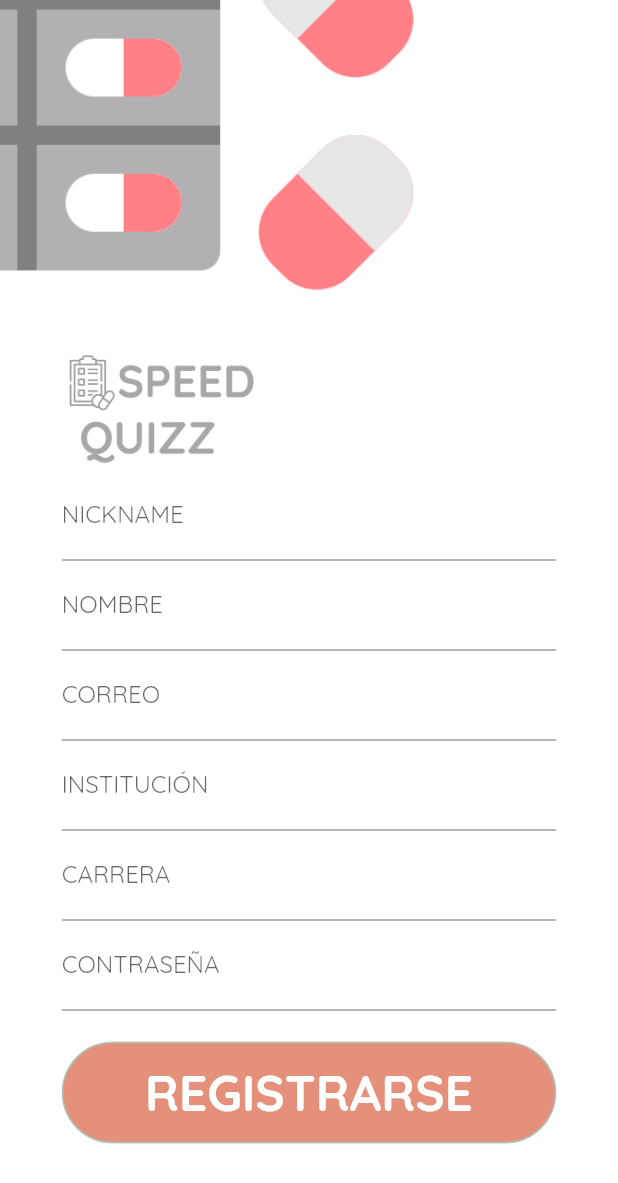
After one commit to maurza/speeedquizz, a Flutter app: the SingupPage screen opened by its route, on a phone screen of 412 x 824 dp. The commit adds this screen. Shown: the top 1183 px of the screen. Run offline on Flutter 3.47's test engine with Material 2 defaults, Android fonts, the light colour scheme and no system bars; our stand-ins replace hexcolor, mvc_pattern, percent_indicator.

Commit message:
Avance en el formulario local de Sing Up

```diff
--- a/lib/extras/paths.dart
+++ b/lib/extras/paths.dart
@@ -2,6 +2,7 @@ class Paths {
   String logo = 'assets/images/logoSpeedQuizz.png';
   String logoGoogle = 'assets/images/googleIcon.png';
   String fondoLogin = 'assets/images/fondoLogin.png';
+  String fondoSingup = 'assets/images/fondoSingup.png';
   String paso1 = 'assets/images/paso1.png';
   String paso2 = 'assets/images/paso2.png';
   String paso3 = 'assets/images/paso3.png';
--- a/lib/main.dart
+++ b/lib/main.dart
@@ -2,6 +2,7 @@ import 'package:flutter/material.dart';
 import 'package:flutter/services.dart';
 import 'package:speedquizz/src/login/login-page.dart';
 import 'package:speedquizz/src/onboarding/onboarding-page.dart';
+import 'package:speedquizz/src/singup/singup-page.dart';
 
 void main() {
   runApp(MyApp());
@@ -25,7 +26,8 @@ class MyApp extends StatelessWidget {
       ),
       routes: {
         '/': (context) => LoginPage(),
-        '/onboarding': (context) => OnboardingPage()
+        '/onboarding': (context) => OnboardingPage(),
+        '/singup': (context) => SingupPage()
       },
       initialRoute: '/',
     );
--- a/lib/src/login/login-controller.dart
+++ b/lib/src/login/login-controller.dart
@@ -20,4 +20,8 @@ class LoginController extends ControllerMVC {
   login(context) {
     Navigator.pushReplacementNamed(context, '/onboarding');
   }
+
+  singup(context) {
+    Navigator.pushReplacementNamed(context, '/singup');
+  }
 }
--- a/lib/src/login/login-page.dart
+++ b/lib/src/login/login-page.dart
@@ -107,6 +107,7 @@ class _LoginPageState extends StateMVC<LoginPage> {
                                 buttonColor: Hexcolor('#E4907A'),
                                 buttonText: 'Sing Up',
                                 onClick: () {
+                                  controller.singup(context);
                                   print('My button');
                                 }),
                           ),
--- /dev/null
+++ b/lib/widgets/inputs/carrera-input.dart
@@ -0,0 +1,15 @@
+import 'package:flutter/material.dart';
+
+class CarreraInput extends StatelessWidget {
+  @override
+  Widget build(BuildContext context) {
+    return Container(
+      child: TextFormField(
+        keyboardType: TextInputType.name,
+        decoration: InputDecoration(
+          labelText: 'Carrera'.toUpperCase(),
+        ),
+      ),
+    );
+  }
+}
--- a/lib/widgets/inputs/email-input.dart
+++ b/lib/widgets/inputs/email-input.dart
@@ -7,7 +7,7 @@ class EmailInput extends StatelessWidget {
       child: TextFormField(
         keyboardType: TextInputType.emailAddress,
         decoration: InputDecoration(
-          labelText: 'Email'.toUpperCase(),
+          labelText: 'Correo'.toUpperCase(),
         ),
       ),
     );
--- /dev/null
+++ b/lib/widgets/inputs/institucion-input.dart
@@ -0,0 +1,15 @@
+import 'package:flutter/material.dart';
+
+class InstitucionInput extends StatelessWidget {
+  @override
+  Widget build(BuildContext context) {
+    return Container(
+      child: TextFormField(
+        keyboardType: TextInputType.name,
+        decoration: InputDecoration(
+          labelText: 'Institución'.toUpperCase(),
+        ),
+      ),
+    );
+  }
+}
--- /dev/null
+++ b/lib/widgets/inputs/nickname-input.dart
@@ -0,0 +1,15 @@
+import 'package:flutter/material.dart';
+
+class NicknameInput extends StatelessWidget {
+  @override
+  Widget build(BuildContext context) {
+    return Container(
+      child: TextFormField(
+        keyboardType: TextInputType.name,
+        decoration: InputDecoration(
+          labelText: 'Nickname'.toUpperCase(),
+        ),
+      ),
+    );
+  }
+}
--- /dev/null
+++ b/lib/widgets/inputs/nombre-input.dart
@@ -0,0 +1,15 @@
+import 'package:flutter/material.dart';
+
+class NombreInput extends StatelessWidget {
+  @override
+  Widget build(BuildContext context) {
+    return Container(
+      child: TextFormField(
+        keyboardType: TextInputType.name,
+        decoration: InputDecoration(
+          labelText: 'Nombre'.toUpperCase(),
+        ),
+      ),
+    );
+  }
+}
--- a/lib/widgets/inputs/password-input.dart
+++ b/lib/widgets/inputs/password-input.dart
@@ -8,7 +8,7 @@ class PasswordInput extends StatelessWidget {
         keyboardType: TextInputType.text,
         obscureText: true,
         decoration: InputDecoration(
-          labelText: 'Password'.toUpperCase(),
+          labelText: 'Contraseña'.toUpperCase(),
         ),
       ),
     );
--- a/pubspec.yaml
+++ b/pubspec.yaml
@@ -20,6 +20,7 @@ dependencies:
   # The following adds the Cupertino Icons font to your application.
   # Use with the CupertinoIcons class for iOS style icons.
   cupertino_icons: ^0.1.3
+  flutter_svg: ^0.17.4
 
 dev_dependencies:
   flutter_test:
```
Also changed, not shown: lib/src/singup/singup-controller.dart (added, +20 -0 lines), lib/src/singup/singup-page.dart (added, +93 -0 lines), lib/widgets/inputs/fecha-input.dart (added, +15 -0 lines), assets/images/fondoSingup.png (added), pubspec.lock, 20 other files.
